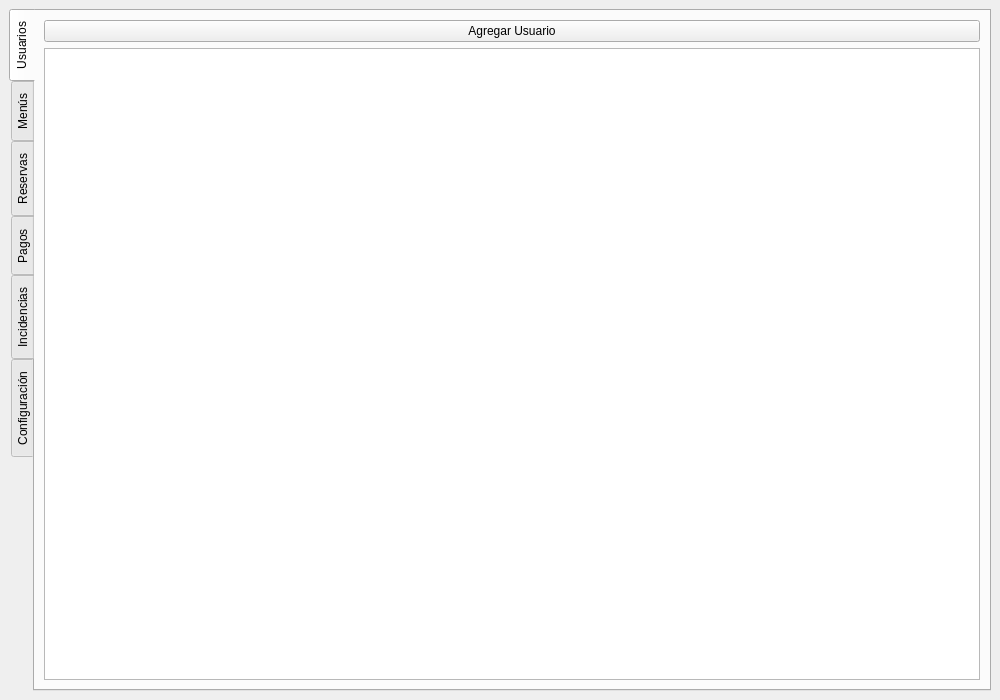
The window that src/vista/ui/AdminPanel.ui (jaimecarfe/menule) describes before a commit, drawn with Qt 5.
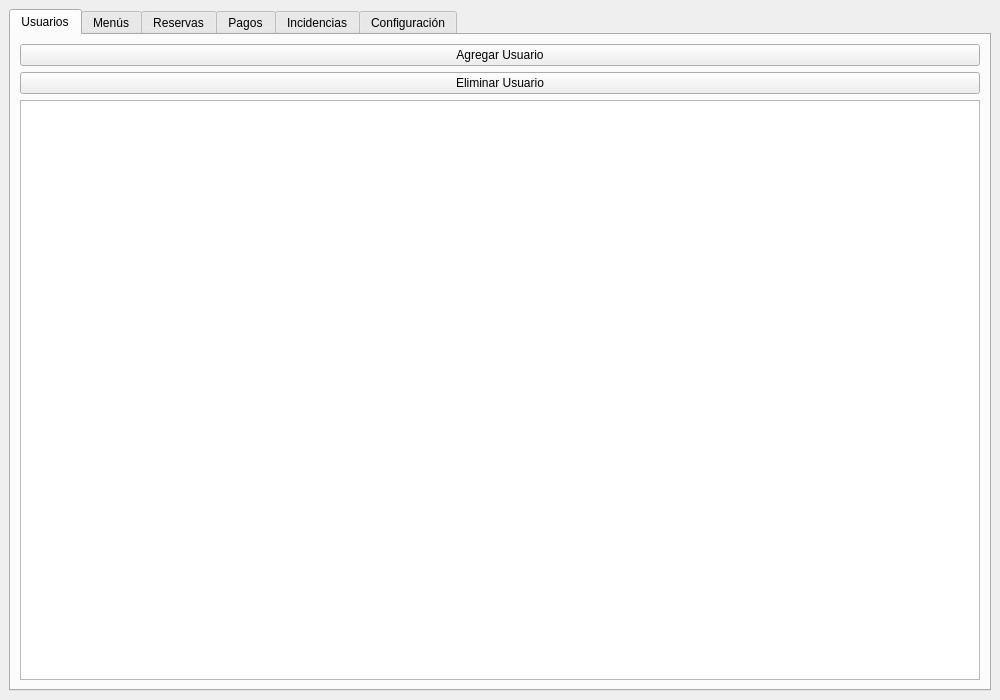
The same window after the commit.

```diff
--- a/src/vista/ui/AdminPanel.ui
+++ b/src/vista/ui/AdminPanel.ui
@@ -12,13 +12,14 @@
     <item>
      <widget class="QTabWidget" name="tabPanel">
       <property name="tabPosition">
-       <enum>QTabWidget::West</enum>
+       <enum>QTabWidget::North</enum>
       </property>
 
       <widget class="QWidget" name="tabUsuarios">
        <attribute name="title"><string>Usuarios</string></attribute>
        <layout class="QVBoxLayout" name="layoutUsuarios">
         <item><widget class="QPushButton" name="btnAgregarUsuario"><property name="text"><string>Agregar Usuario</string></property></widget></item>
+        <item><widget class="QPushButton" name="btnEliminarUsuario"><property name="text"><string>Eliminar Usuario</string></property></widget></item>
         <item><widget class="QTableWidget" name="tablaUsuarios"/></item>
        </layout>
       </widget>
```
